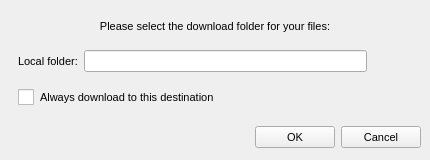
Before: the Qt Designer form Source/MEGASync/gui/win/DownloadFromMegaDialog.ui in meganz/MEGAsync, drawn with Qt 5.
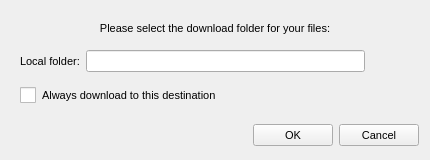
After: the same form once the commit is applied. Icons and pictures are not drawn.

Patch:
```diff
--- a/Source/MEGASync/gui/win/DownloadFromMegaDialog.ui
+++ b/Source/MEGASync/gui/win/DownloadFromMegaDialog.ui
@@ -53,12 +53,6 @@
 </string>
   </property>
   <layout class="QVBoxLayout" name="verticalLayout">
-   <property name="spacing">
-    <number>6</number>
-   </property>
-   <property name="margin">
-    <number>9</number>
-   </property>
    <item>
     <widget class="QLabel" name="label">
      <property name="minimumSize">
```
Left out of the diff: 2 changed lines with no effect on the pictures.
